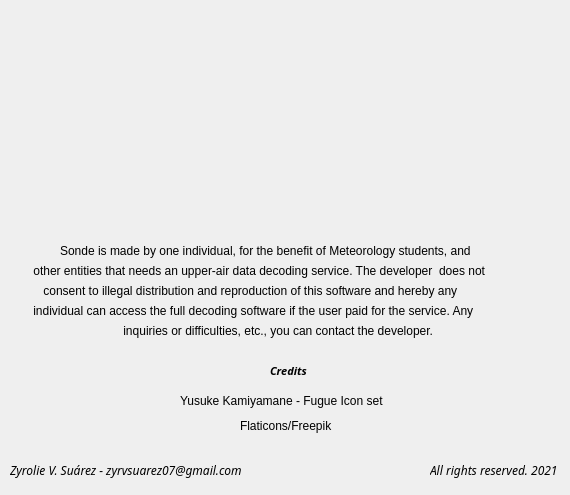
zvsuarez/sonde, file ui/information_menu.ui: the form before one commit.
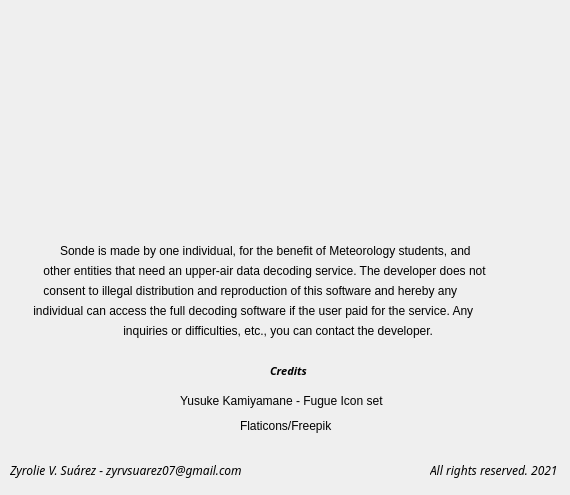
The form after the commit. Icons and pictures are not drawn.

Commit message: update info dialog ui

The edit to the form file:
```diff
--- a/ui/information_menu.ui
+++ b/ui/information_menu.ui
@@ -38,7 +38,7 @@
   <widget class="QLabel" name="label_4">
    <property name="geometry">
     <rect>
-     <x>30</x>
+     <x>40</x>
      <y>260</y>
      <width>551</width>
      <height>21</height>
@@ -50,7 +50,7 @@
     </font>
    </property>
    <property name="text">
-    <string> other entities that needs an upper-air data decoding service. The developer  does not</string>
+    <string> other entities that need an upper-air data decoding service. The developer does not</string>
    </property>
   </widget>
   <widget class="QLabel" name="label_5">
```
